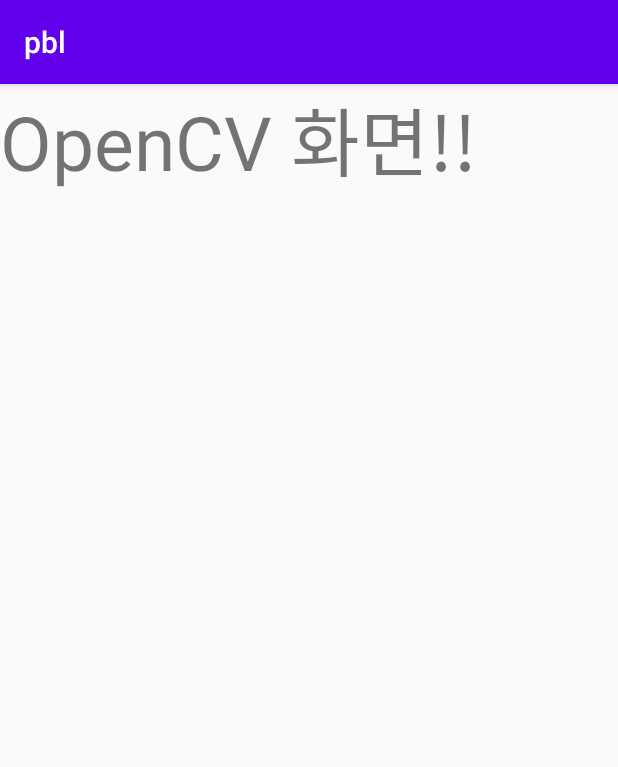
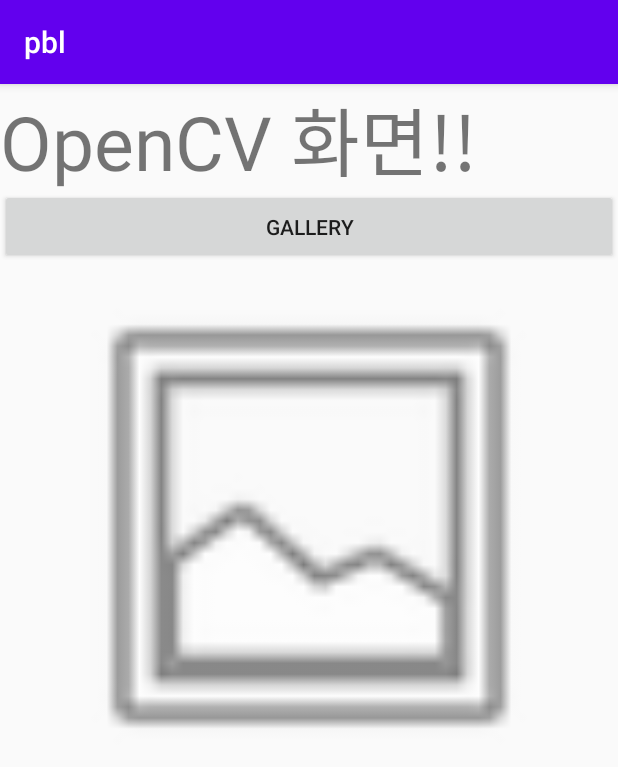
Before and after one commit to MinYoung-Lim/ADI, an Android app: the Opencv_MainActivity screen opened directly, with no data from a screen before it, on a phone screen of 412 x 824 dp. Shown: the top 767 px of the screen. Run offline under Robolectric (Android 15) with nearby library versions, the phone set to English and light mode, and no system bars.

Commit message:
openCV_갤러리에서 사진가져와서 화면에 띄우기

```diff
--- a/app/src/main/java/com/adoublei/pbl/Opencv_MainActivity.java
+++ b/app/src/main/java/com/adoublei/pbl/Opencv_MainActivity.java
@@ -2,13 +2,54 @@
 
 import androidx.appcompat.app.AppCompatActivity;
 
+import android.content.Intent;
+import android.graphics.Bitmap;
+import android.graphics.BitmapFactory;
 import android.os.Bundle;
+import android.view.View;
+import android.widget.Button;
+import android.widget.ImageView;
+
+import java.io.InputStream;
 
 public class Opencv_MainActivity extends AppCompatActivity {
+
+    ImageView gallery_img;
+    Button gallery_btn;
 
     @Override
     protected void onCreate(Bundle savedInstanceState) {
         super.onCreate(savedInstanceState);
         setContentView(R.layout.activity_opencv__main);
+
+        gallery_btn = findViewById(R.id.btn_gallery); //gallery button
+        gallery_img = findViewById(R.id.img_gallery); //imageView
+
+        gallery_btn.setOnClickListener(new View.OnClickListener(){ // gallery button 클릭 시 album으로 이동
+            public void onClick(View view){
+                Intent intent = new Intent();
+                intent.setType("image/*");
+                intent.setAction(Intent.ACTION_GET_CONTENT);
+                startActivityForResult(intent,1);
+            }
+        });
+
+    }
+
+    @Override
+    protected void onActivityResult(int requestCode, int resultCode, Intent data) {
+        super.onActivityResult(requestCode, resultCode, data);
+        if (requestCode == 1) { //album에서 사진 선택 및 가져오기 성공하면 requestCode가 1
+            if (resultCode == RESULT_OK) {
+                try {
+                    InputStream in = getContentResolver().openInputStream(data.getData());
+                    Bitmap img = BitmapFactory.decodeStream(in);
+                    in.close();
+                    gallery_img.setImageBitmap(img); //gallery_img에 사진 업로드
+                } catch (Exception e) { //오류 처리
+                    e.printStackTrace();
+                }
+            }
+        }
     }
 }
--- a/app/src/main/res/layout/activity_opencv__main.xml
+++ b/app/src/main/res/layout/activity_opencv__main.xml
@@ -6,10 +6,29 @@
     android:layout_height="match_parent"
     tools:context=".Opencv_MainActivity">
 
-    <TextView
+    <LinearLayout
         android:layout_width="match_parent"
-        android:layout_height="match_parent"
-        android:text="OpenCV 화면!!"
-        android:textSize="50sp"/>
+        android:layout_height="507dp"
+        android:orientation="vertical">
+
+        <TextView
+            android:layout_width="match_parent"
+            android:layout_height="70dp"
+            android:text="OpenCV 화면!!"
+            android:textSize="50sp" />
+
+        <Button
+            android:id="@+id/btn_gallery"
+            android:layout_width="match_parent"
+            android:layout_height="50dp"
+            android:text="gallery" />
+
+        <ImageView
+            android:id="@+id/img_gallery"
+            android:layout_width="match_parent"
+            android:layout_height="350dp"
+            app:srcCompat="@android:drawable/ic_menu_gallery" />
+
+    </LinearLayout>
 
 </LinearLayout>
```
